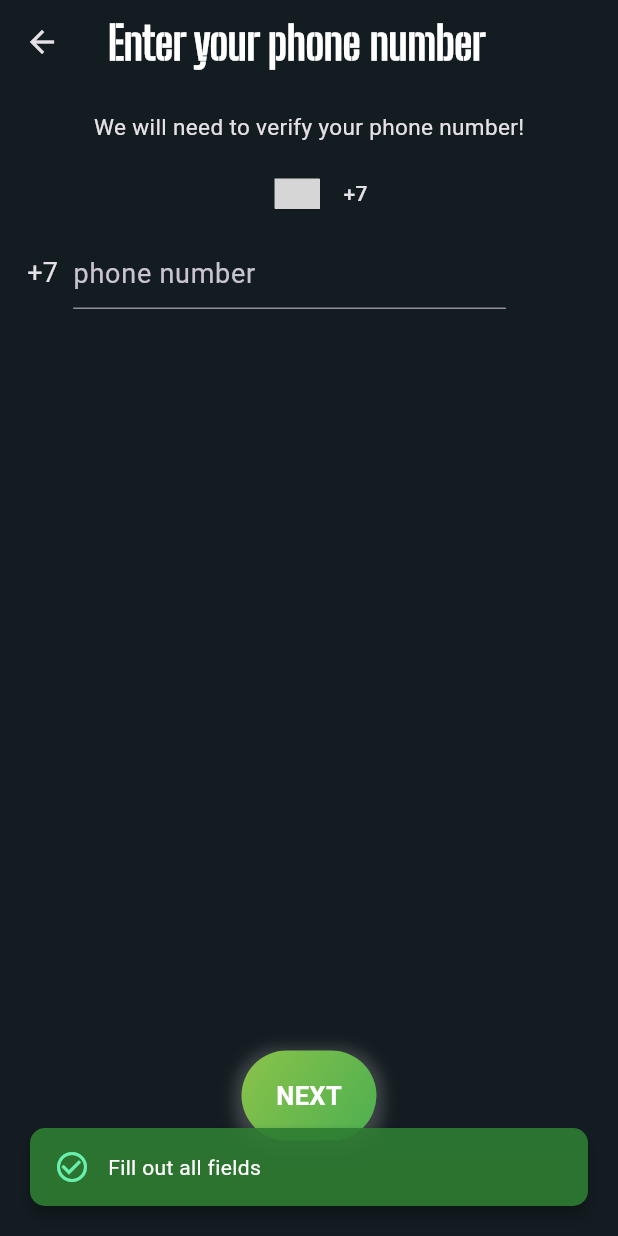
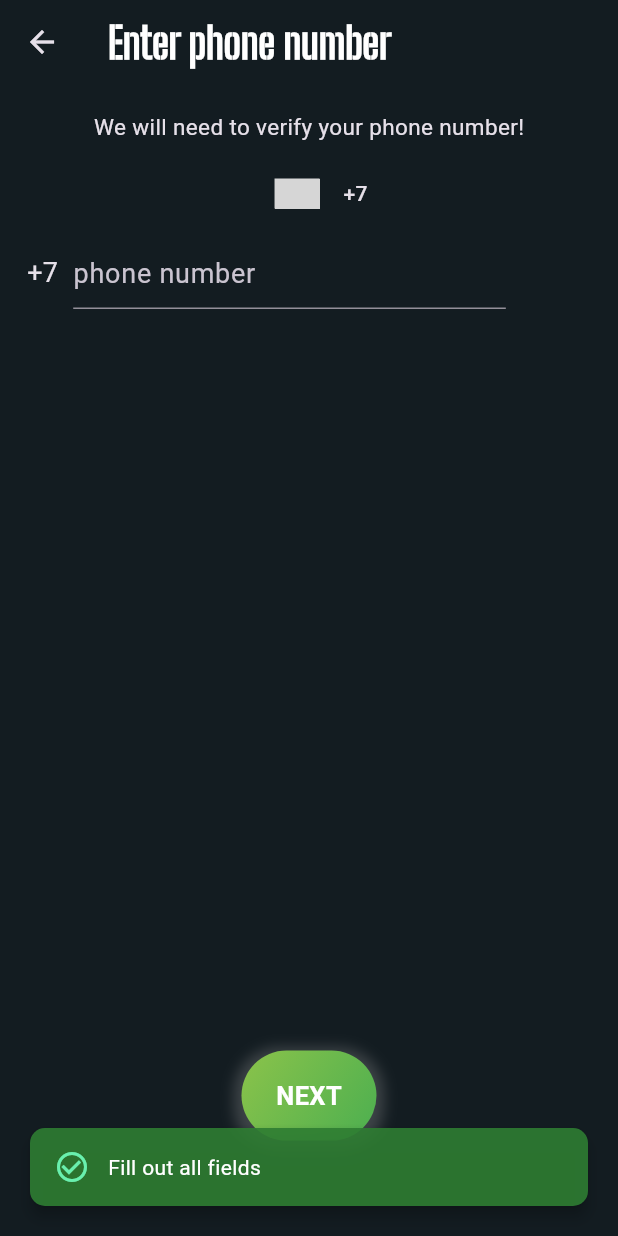
Before and after one commit to AkhrievSuleym/chat_app, a Flutter app: the LoginPage screen opened by its route, after a tap on "NEXT", on a phone screen of 412 x 824 dp. Run offline on Flutter 3.47's test engine with Material 3 defaults, Android fonts, the phone set to English and light mode, and no system bars; drawn by our look-alikes of country_code_picker; our stand-ins replace cloud_firestore, firebase_auth, firebase_core, firebase_storage, flutter_riverpod, image_picker; accounts and stored records are empty; grey boxes are pictures that could not be loaded.

Commit message:
changes in login_page

```diff
--- a/lib/features/auth/pages/login_page.dart
+++ b/lib/features/auth/pages/login_page.dart
@@ -1,7 +1,6 @@
 import 'package:country_code_picker/country_code_picker.dart';
 import 'package:flutter/material.dart';
 import 'package:flutter_riverpod/flutter_riverpod.dart';
-import 'package:logger/logger.dart';
 import 'package:my_chat_app/colors.dart';
 import 'package:my_chat_app/common/utils/snow_snack_bar.dart';
 import 'package:my_chat_app/common/widgets/custom_button.dart';
@@ -17,7 +16,6 @@ class LoginPage extends ConsumerStatefulWidget {
 
 class _LoginPageState extends ConsumerState<LoginPage> {
   final phoneController = TextEditingController();
-  Logger logger = Logger();
 
   CountryCode? selectedCountry = CountryCode.fromCountryCode('RU');
 
@@ -46,10 +44,10 @@ class _LoginPageState extends ConsumerState<LoginPage> {
     return Scaffold(
       appBar: AppBar(
         title: const Text(
-          'Enter your phone number',
+          'Enter phone number',
           style: TextStyle(
             fontFamily: 'BigShouldersStencil',
-            fontSize: 30,
+            fontSize: 28,
             fontWeight: FontWeight.bold,
             color: Colors.white,
           ),
```
